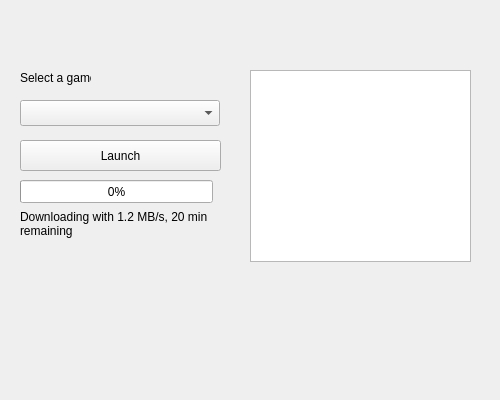
The window that mainwindow.ui (galli-leo/Testfighter) describes before a commit, drawn with Qt 5.
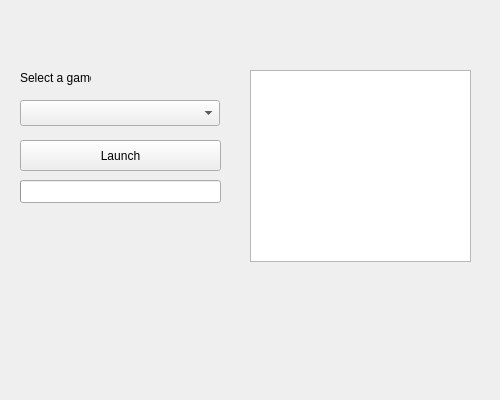
The same window after the commit. Icons and pictures are not drawn.

Commit message:
Basic downloading in place
- Download Manager for downloading multiple items
- Nice display of downloading
- Only thing left for somewhat complete version is checking which files
to download

```diff
--- a/mainwindow.ui
+++ b/mainwindow.ui
@@ -74,7 +74,7 @@
      <rect>
       <x>20</x>
       <y>180</y>
-      <width>193</width>
+      <width>201</width>
       <height>23</height>
      </rect>
     </property>
@@ -82,7 +82,7 @@
      <number>0</number>
     </property>
     <property name="textVisible">
-     <bool>true</bool>
+     <bool>false</bool>
     </property>
    </widget>
    <widget class="QLabel" name="label">
@@ -99,7 +99,7 @@
 font: 8pt &quot;:/fonts/E:/Downloads/uipack/Font/kenvector_future.ttf2&quot;;</string>
     </property>
     <property name="text">
-     <string>Downloading with 1.2 MB/s, 20 min remaining</string>
+     <string/>
     </property>
     <property name="alignment">
      <set>Qt::AlignLeading|Qt::AlignLeft|Qt::AlignTop</set>
```
The commit also changes 7 other files.
